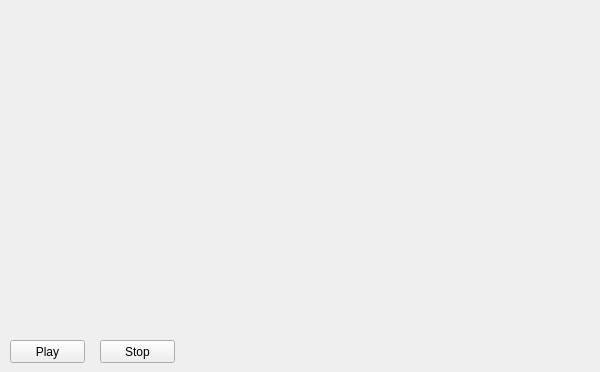
Old version of the form FFmpegDemo/AVPlayer/AVPlayer.ui in the repository BigEarth007/FFmpegDemo.
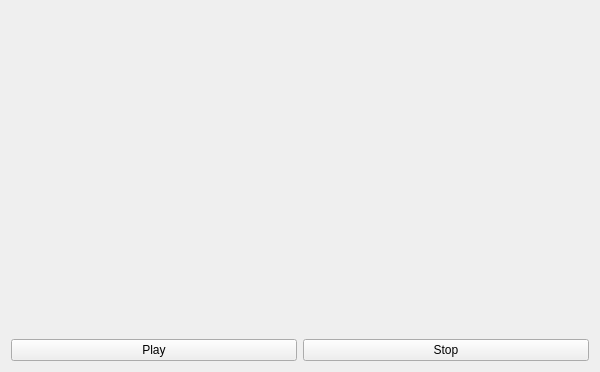
New version of the form.

Commit message: Advance AVPlayer

Patch:
```diff
--- a/FFmpegDemo/AVPlayer/AVPlayer.ui
+++ b/FFmpegDemo/AVPlayer/AVPlayer.ui
@@ -13,15 +13,9 @@
   <property name="windowTitle">
    <string>AVPlayer</string>
   </property>
+  <layout class="QGridLayout" name="gridLayout">
+   <item row="0" column="0" colspan="2">
   <widget class="QLabel" name="label">
-   <property name="geometry">
-    <rect>
-     <x>10</x>
-     <y>10</y>
-     <width>586</width>
-     <height>301</height>
-    </rect>
-   </property>
    <property name="text">
     <string/>
    </property>
@@ -29,32 +23,22 @@
     <set>Qt::AlignCenter</set>
    </property>
   </widget>
+   </item>
+   <item row="1" column="0">
   <widget class="QPushButton" name="btnPlay">
-   <property name="geometry">
-    <rect>
-     <x>10</x>
-     <y>340</y>
-     <width>75</width>
-     <height>23</height>
-    </rect>
-   </property>
    <property name="text">
     <string>Play</string>
    </property>
   </widget>
+   </item>
+   <item row="1" column="1">
   <widget class="QPushButton" name="btnStop">
-   <property name="geometry">
-    <rect>
-     <x>100</x>
-     <y>340</y>
-     <width>75</width>
-     <height>23</height>
-    </rect>
-   </property>
    <property name="text">
     <string>Stop</string>
    </property>
   </widget>
+   </item>
+  </layout>
  </widget>
  <layoutdefault spacing="6" margin="11"/>
  <resources>
```
Lines whose indentation alone changed are shown as unchanged. The commit also changes 3 other files.
